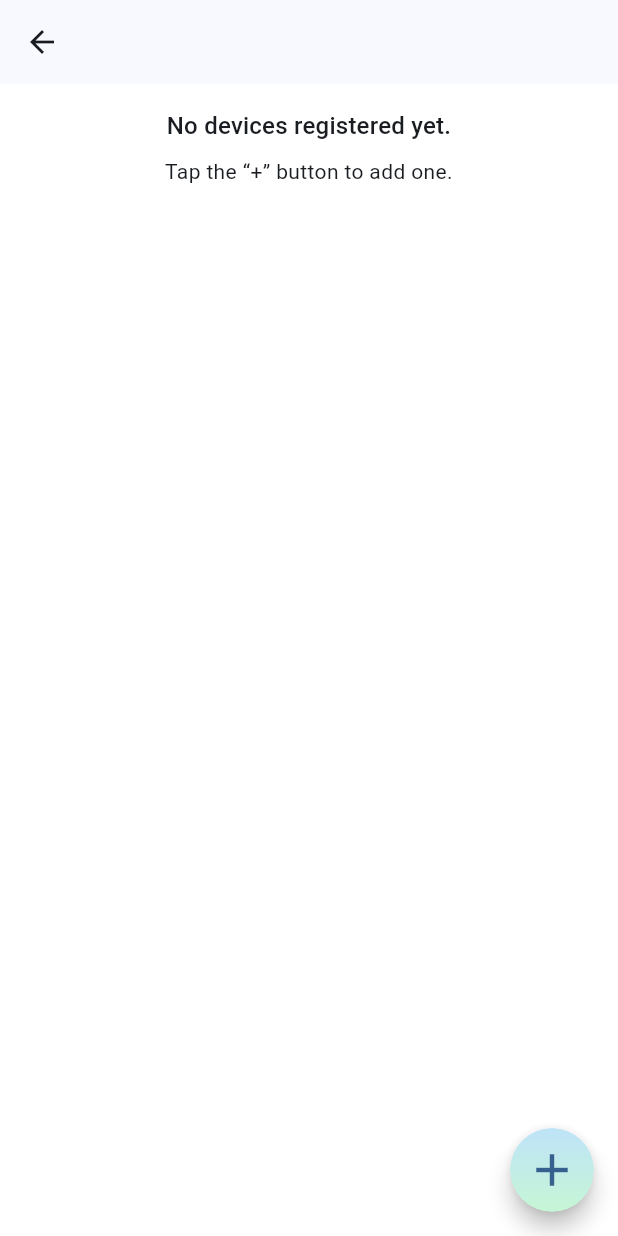
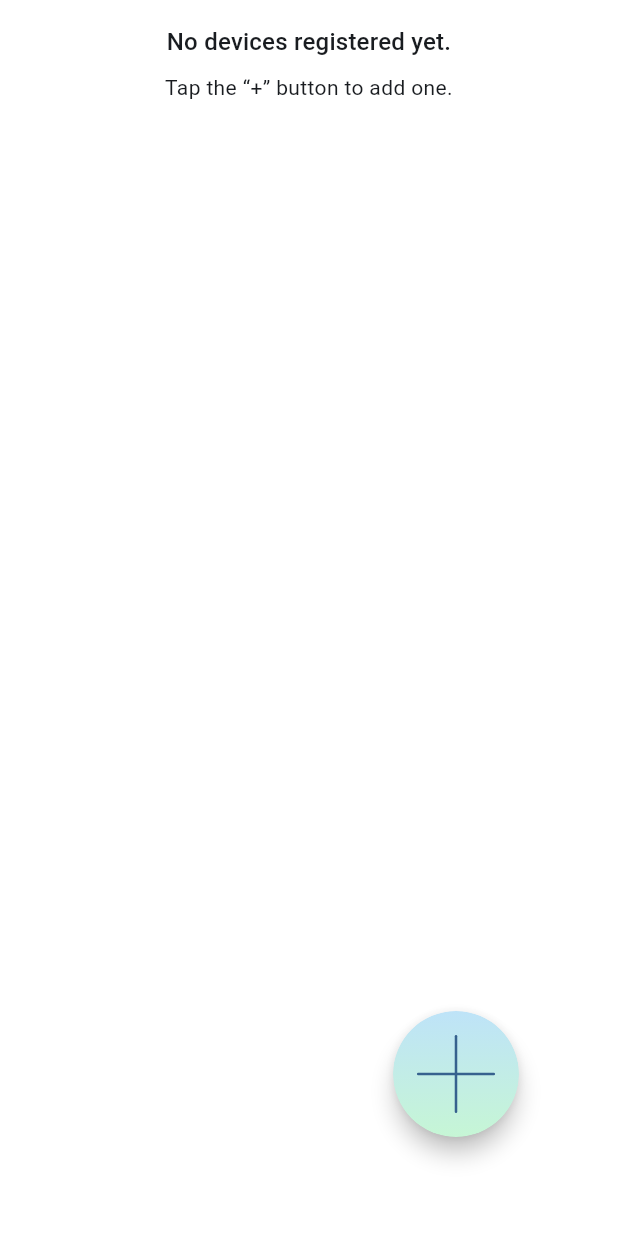
Before and after one commit to k4d7h8-cyber/devicenote, a Flutter app: the screen it shows after launch, after a tap on "TV", on a phone screen of 412 x 824 dp. Run offline on Flutter 3.47's test engine with Material 3 defaults, Android fonts, the phone set to English and light mode, and no system bars; our stand-ins replace camera, file_picker, flutter_local_notifications, flutter_riverpod, flutter_timezone, go_router and 7 more; missing offline and left inert: google_mlkit_barcode_scanning, google_mlkit_text_recognition, window_manager; accounts and stored records are empty.

Commit message:
UI 수정

```diff
--- a/lib/app.dart
+++ b/lib/app.dart
@@ -13,6 +13,11 @@ class DeviceNoteApp extends StatelessWidget {
         useMaterial3: true,
         colorSchemeSeed: Colors.indigo,
         scaffoldBackgroundColor: const Color(0xFFFFFFFF),
+        floatingActionButtonTheme: const FloatingActionButtonThemeData(
+          // Triple the default 56dp size -> 168dp
+          sizeConstraints: BoxConstraints.tightFor(width: 168, height: 168),
+          shape: CircleBorder(),
+        ),
       ),
       initialRoute: '/',
       onGenerateRoute: AppRouter.onGenerateRoute,
--- a/lib/core/router.dart
+++ b/lib/core/router.dart
@@ -22,7 +22,6 @@ class _BootPage extends StatelessWidget {
   Widget build(BuildContext context) {
     final l10n = AppLocalizations.of(context)!;
     return ResponsiveScaffold(
-      appBar: AppBar(title: Text(l10n.appTitle)),
       builder: (context, layout) => Center(
         child: Text(l10n.bootPlaceholderMessage, textAlign: TextAlign.center),
       ),
--- a/lib/features/camera/camera_capture_page.dart
+++ b/lib/features/camera/camera_capture_page.dart
@@ -80,9 +80,9 @@ class _CameraCapturePageState extends State<CameraCapturePage> {
   Widget build(BuildContext context) {
     final l10n = AppLocalizations.of(context)!;
     return Scaffold(
-      appBar: AppBar(title: Text(l10n.cameraTitle)),
       backgroundColor: Colors.black,
-      body: FutureBuilder<void>(
+      body: SafeArea(
+        child: FutureBuilder<void>(
         future: _initFuture,
         builder: (context, snapshot) {
           if (snapshot.connectionState != ConnectionState.done) {
@@ -118,6 +118,7 @@ class _CameraCapturePageState extends State<CameraCapturePage> {
             ],
           );
         },
+        ),
       ),
     );
   }
--- a/lib/features/home/category_device_list_page.dart
+++ b/lib/features/home/category_device_list_page.dart
@@ -4,8 +4,10 @@ import 'package:devicenote/l10n/app_localizations.dart';
 import 'package:devicenote/responsive_layout.dart';
 import 'package:devicenote/utils/category_display.dart';
 import 'package:flutter/material.dart';
+import 'dart:math' as math;
 import 'package:go_router/go_router.dart';
 import 'package:provider/provider.dart';
+import 'package:devicenote/widgets/thin_plus_icon.dart';
 
 class CategoryDeviceListPage extends StatelessWidget {
   const CategoryDeviceListPage({
@@ -25,9 +27,6 @@ class CategoryDeviceListPage extends StatelessWidget {
     final title = categoryDisplayName(l10n, category);
 
     return ResponsiveScaffold(
-      appBar: AppBar(
-        title: filteredDevices.isEmpty ? null : Text(title),
-      ),
       floatingActionButton: FloatingActionButton(
         onPressed: () => _openAddDevice(context),
         tooltip: l10n.homeAddDeviceTooltip,
@@ -47,12 +46,22 @@ class CategoryDeviceListPage extends StatelessWidget {
             ),
             shape: BoxShape.circle,
           ),
-          child: const SizedBox.expand(
-            child: Center(
-              child: Icon(
-                Icons.add,
-                size: 36,
-              ),
+          child: SizedBox.expand(
+            child: LayoutBuilder(
+              builder: (context, constraints) {
+                // Scale '+' icon proportionally to FAB diameter.
+                // Original used 36 on a 56dp FAB -> ratio ~0.642857.
+                final diameter = constraints.biggest.shortestSide;
+                // Double the original ratio (36 on 56dp FAB -> *2)
+                final ratio = (36.0 / 56.0) * 2.0;
+                final iconSize = math.min(diameter, diameter * ratio);
+                return Center(
+                  child: ThinPlusIcon(
+                    size: iconSize,
+                    color: Theme.of(context).colorScheme.primary,
+                  ),
+                );
+              },
             ),
           ),
         ),
@@ -84,7 +93,9 @@ class CategoryDeviceListPage extends StatelessWidget {
         return Column(
           crossAxisAlignment: CrossAxisAlignment.stretch,
           children: [
+            // Provide a lightweight top spacing since AppBar is removed
             const SizedBox(height: 16),
+            // Optional title placement after removing AppBar is intentionally omitted
             Wrap(
               spacing: layout.gutter,
               runSpacing: layout.gutter,
--- a/lib/features/home/home_page.dart
+++ b/lib/features/home/home_page.dart
@@ -29,13 +29,19 @@ class _HomePageState extends State<HomePage> {
         _searchQuery.isEmpty ? const <Device>[] : _filterDevices(devices, _searchQuery);
 
     return ResponsiveScaffold(
-      appBar: AppBar(
-        title: Text(l10n.appTitle),
-        actions: [
+      builder: (context, layout) {
+        final children = <Widget>[
+          // Top action row to replace removed AppBar actions
+          Align(
+            alignment: Alignment.topRight,
+            child: Row(
+              mainAxisSize: MainAxisSize.min,
+              children: [
                 IconButton(
                   icon: const Icon(Icons.search),
                   tooltip: l10n.homeSearchHint,
-            onPressed: devices.isEmpty ? null : () => _startSearch(l10n, devices),
+                  onPressed:
+                      devices.isEmpty ? null : () => _startSearch(l10n, devices),
                 ),
                 IconButton(
                   icon: const Icon(Icons.settings),
@@ -44,9 +50,8 @@ class _HomePageState extends State<HomePage> {
                 ),
               ],
             ),
-      builder: (context, layout) {
-        final children = <Widget>[
-          const SizedBox(height: 24),
+          ),
+          const SizedBox(height: 12),
           _CategoryGrid(
             categories: categories,
             layout: layout,
--- a/lib/features/settings/settings_page.dart
+++ b/lib/features/settings/settings_page.dart
@@ -159,7 +159,6 @@ class SettingsPage extends riverpod.ConsumerWidget {
     final l10n = AppLocalizations.of(context)!;
 
     return ResponsiveScaffold(
-      appBar: AppBar(title: Text(l10n.settingsTitle)),
       builder: (context, layout) {
         final sectionWidth = layout.columns > 1
             ? layout.columnWidth(span: 2)
--- a/lib/main.dart
+++ b/lib/main.dart
@@ -197,6 +197,12 @@ class DeviceNoteApp extends StatelessWidget {
               colorSchemeSeed: Colors.blue,
               brightness: Brightness.light,
               scaffoldBackgroundColor: const Color(0xFFFFFFFF),
+              floatingActionButtonTheme: const FloatingActionButtonThemeData(
+                // 3x current 28dp size -> 84dp
+                sizeConstraints:
+                    BoxConstraints.tightFor(width: 84, height: 84),
+                shape: CircleBorder(),
+              ),
             ),
             routerConfig: router,
           );
--- a/lib/responsive_layout.dart
+++ b/lib/responsive_layout.dart
@@ -65,6 +65,7 @@ class ResponsiveScaffold extends StatelessWidget {
       vertical: 32,
     ),
     this.gutter = 16,
+    this.contentAlignment = Alignment.topCenter,
   });
 
   final ResponsiveBodyBuilder builder;
@@ -79,6 +80,7 @@ class ResponsiveScaffold extends StatelessWidget {
   final EdgeInsets tabletPadding;
   final EdgeInsets desktopPadding;
   final double gutter;
+  final Alignment contentAlignment;
 
   static const double _tabletBreakpoint = 600;
   static const double _desktopBreakpoint = 1024;
@@ -87,7 +89,13 @@ class ResponsiveScaffold extends StatelessWidget {
   Widget build(BuildContext context) {
     return Scaffold(
       appBar: appBar,
-      floatingActionButton: floatingActionButton,
+      floatingActionButton: floatingActionButton == null
+          ? null
+          : Padding(
+              // Move left (increase right margin) and up (increase bottom margin)
+              padding: const EdgeInsets.only(right: 50, bottom: 50),
+              child: floatingActionButton,
+            ),
       floatingActionButtonLocation: floatingActionButtonLocation,
       floatingActionButtonAnimator: floatingActionButtonAnimator,
       bottomNavigationBar: bottomNavigationBar,
@@ -125,7 +133,7 @@ class ResponsiveScaffold extends StatelessWidget {
               curve: Curves.easeOut,
               padding: EdgeInsets.only(bottom: viewInsetBottom),
               child: Align(
-                alignment: Alignment.topCenter,
+                alignment: contentAlignment,
                 child: SingleChildScrollView(
                   child: ConstrainedBox(
                     constraints: BoxConstraints(maxWidth: info.availableWidth),
--- /dev/null
+++ b/lib/widgets/thin_plus_icon.dart
@@ -0,0 +1,77 @@
+import 'package:flutter/widgets.dart';
+
+class ThinPlusIcon extends StatelessWidget {
+  const ThinPlusIcon({
+    super.key,
+    this.size = 36,
+    this.color,
+    this.strokeWidth,
+  });
+
+  final double size;
+  final Color? color;
+  // If null, a responsive thin stroke is computed from size.
+  final double? strokeWidth;
+
+  @override
+  Widget build(BuildContext context) {
+    final resolvedColor = color ?? const Color(0xFF000000);
+    // Thin, size-aware stroke: ~2% of size, with sensible bounds.
+    final resolvedStroke = strokeWidth ?? _defaultStrokeForSize(size);
+    return SizedBox(
+      width: size,
+      height: size,
+      child: CustomPaint(
+        painter: _PlusPainter(color: resolvedColor, strokeWidth: resolvedStroke),
+      ),
+    );
+  }
+
+  double _defaultStrokeForSize(double s) {
+    final v = s * 0.02; // 2% of icon size
+    if (v < 1.0) return 1.0; // keep visible at small sizes
+    if (v > 2.0) return 2.0; // avoid looking bold at large sizes
+    return v;
+  }
+}
+
+class _PlusPainter extends CustomPainter {
+  _PlusPainter({required this.color, required this.strokeWidth});
+
+  final Color color;
+  final double strokeWidth;
+
+  @override
+  void paint(Canvas canvas, Size size) {
+    final paint = Paint()
+      ..color = color
+      ..style = PaintingStyle.stroke
+      ..strokeCap = StrokeCap.round
+      ..isAntiAlias = true
+      ..strokeWidth = strokeWidth;
+
+    // Keep some padding so the rounded caps don't clip.
+    final padding = size.shortestSide * 0.2;
+    final cx = size.width / 2;
+    final cy = size.height / 2;
+
+    // Horizontal line
+    canvas.drawLine(
+      Offset(padding, cy),
+      Offset(size.width - padding, cy),
+      paint,
+    );
+    // Vertical line
+    canvas.drawLine(
+      Offset(cx, padding),
+      Offset(cx, size.height - padding),
+      paint,
+    );
+  }
+
+  @override
+  bool shouldRepaint(covariant _PlusPainter oldDelegate) {
+    return oldDelegate.color != color ||
+        oldDelegate.strokeWidth != strokeWidth;
+  }
+}
```
Also changed, not shown: lib/features/device/add_device_page.dart (+150 -80 lines), lib/features/device/device_detail_page.dart (+7 -20 lines). Lines whose indentation alone changed are shown as unchanged.
